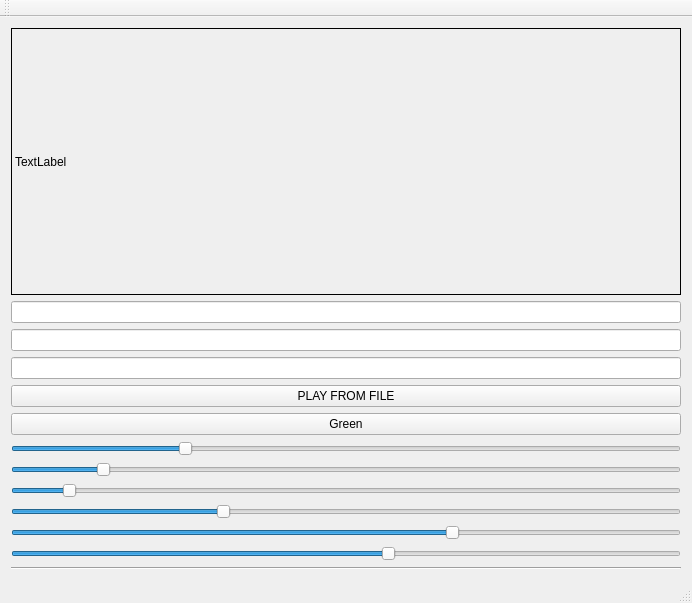
Strydrath/GestureDetection, file Projekt/podstawa/mainwindow.ui: the form before one commit.
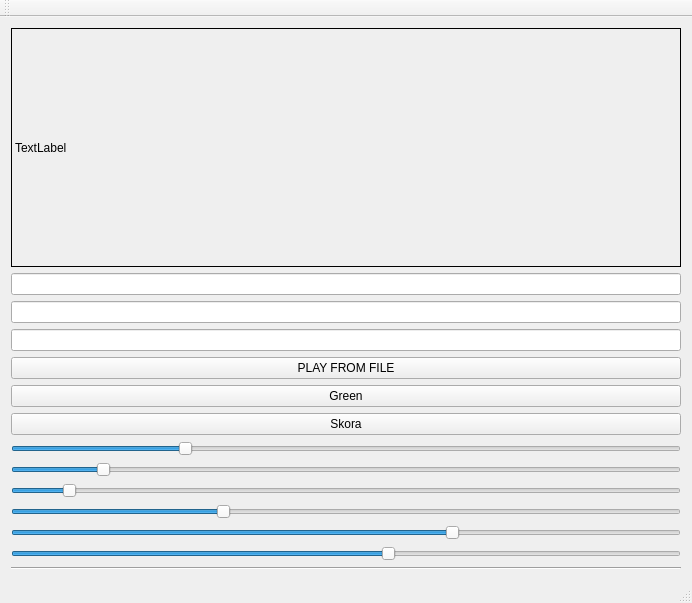
The form after the commit.

What changed in the file:
```diff
--- a/Projekt/podstawa/mainwindow.ui
+++ b/Projekt/podstawa/mainwindow.ui
@@ -60,6 +60,13 @@
       </property>
      </widget>
     </item>
+    <item>
+     <widget class="QPushButton" name="Skora">
+      <property name="text">
+       <string>Skora</string>
+      </property>
+     </widget>
+    </item>
     <item>
      <widget class="QSlider" name="horizontalSlider">
       <property name="maximum">
```
